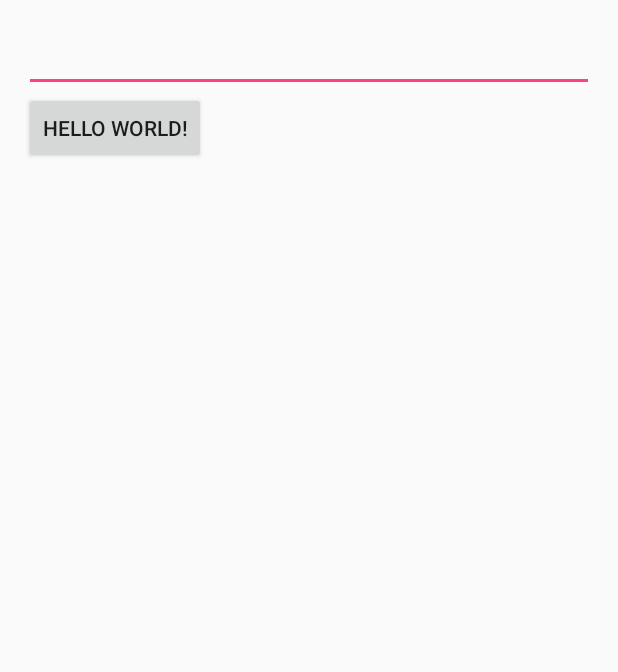
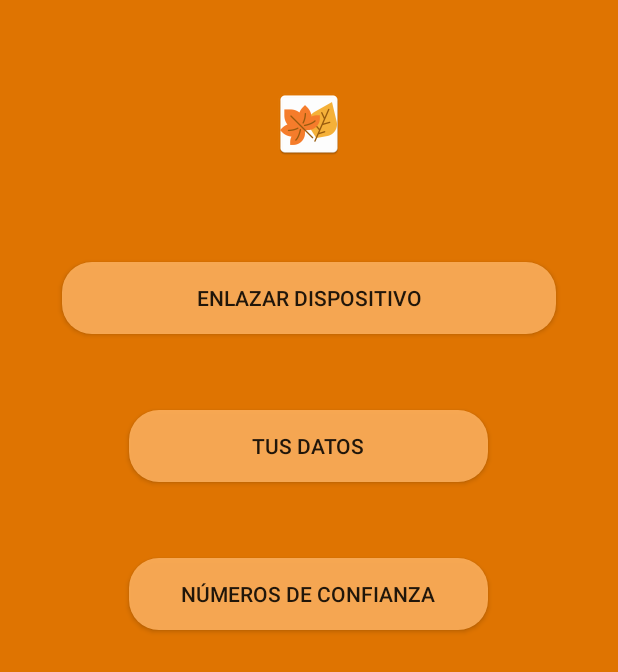
Before and after one commit to Karmineitor/FallOk, an Android app: the layout activity_main.xml on its own in the app's theme, with its tools: preview values and no code run, on a phone screen of 412 x 824 dp. Shown: the top 672 px of the screen. Run offline under Robolectric (Android 15) with nearby library versions, the phone set to English and light mode, and no system bars.

Commit message:
DudeReallyIdk
Se agregan archivos del layout que no se guardaron en la carga inicial.

```diff
--- /dev/null
+++ b/T04a.02-Exercise-StartNewActivity/app/src/main/res/drawable/boton.xml
@@ -0,0 +1,14 @@
+<?xml version="1.0" encoding="utf-8"?>
+<shape xmlns:android="http://schemas.android.com/apk/res/android"
+    android:shape="rectangle">
+
+    <corners android:radius="20dp"/> // if you want clear round shape then make radius size is half of your  button`s height.
+    <solid android:color="#EEFFFFFF"/> // Button Colour
+    <padding
+        android:bottom="5dp"
+        android:left="10dp"
+        android:right="10dp"
+        android:top="5dp"
+        />
+
+</shape>
--- a/T04a.02-Exercise-StartNewActivity/app/src/main/res/layout/activity_main.xml
+++ b/T04a.02-Exercise-StartNewActivity/app/src/main/res/layout/activity_main.xml
@@ -6,21 +6,57 @@
     android:layout_width="match_parent"
     android:layout_height="match_parent"
     android:orientation="vertical"
+    android:background="@color/colorPrimarySoft"
     android:paddingBottom="@dimen/activity_vertical_margin"
     android:paddingLeft="@dimen/activity_horizontal_margin"
     android:paddingRight="@dimen/activity_horizontal_margin"
     android:paddingTop="@dimen/activity_vertical_margin"
-    tools:context=".MainActivity">
+    tools:context=".MainActivity"
+    android:weightSum="1">
 
-    <EditText
-        android:id="@+id/et_text_entry"
-        android:layout_width="match_parent"
-        android:layout_height="wrap_content"/>
+    <ImageView
+        android:layout_width="143dp"
+        android:layout_height="0dp"
+        android:src="@mipmap/hojas"
+        android:layout_gravity="center"
+        android:scaleType="center"
+        android:layout_weight="0.27" />
 
     <Button
         android:id="@+id/b_do_something_cool"
-        android:layout_width="wrap_content"
+        android:backgroundTint="@color/colorPrimary"
+        android:layout_marginTop="15dp"
+        android:layout_margin="25dp"
+        android:layout_width="match_parent"
         android:layout_height="wrap_content"
-        android:text="Hello World!"/>
+        android:text="Enlazar dispositivo"
+        android:background="@drawable/boton"
+        android:layout_gravity="center"
+        />
+
+    <Button
+        android:id="@+id/b_Datos"
+        android:layout_width="239dp"
+        android:layout_height="wrap_content"
+        android:layout_margin="25dp"
+        android:background="@drawable/boton"
+        android:backgroundTint="@color/colorPrimary"
+        android:text="Tus Datos"
+        android:layout_gravity="center"
+        />
+
+    <Button
+        android:id="@+id/b_NConfianza"
+        android:layout_width="239dp"
+        android:layout_gravity="center"
+        android:layout_height="wrap_content"
+        android:layout_margin="25dp"
+        android:layout_marginTop="15dp"
+        android:background="@drawable/boton"
+        android:onClick="onClickOpenNumerosButton"
+        android:backgroundTint="@color/colorPrimary"
+        android:text="Números de confianza"
+        />
+
 
 </LinearLayout>
--- a/T04a.02-Exercise-StartNewActivity/app/src/main/res/values/colors.xml
+++ b/T04a.02-Exercise-StartNewActivity/app/src/main/res/values/colors.xml
@@ -15,7 +15,9 @@
   limitations under the License.
 -->
 <resources>
-    <color name="colorPrimary">#3F51B5</color>
-    <color name="colorPrimaryDark">#303F9F</color>
+    <color name="colorPrimarySoft">#DF7401</color>
+    <color name="colorPrimary">#FAAC58</color>
+    <color name="colorPrimaryDark">#FAAC58</color>
     <color name="colorAccent">#FF4081</color>
+    <color name="white">#F8FBEF</color>
 </resources>
--- a/T04a.02-Exercise-StartNewActivity/app/src/main/res/values/strings.xml
+++ b/T04a.02-Exercise-StartNewActivity/app/src/main/res/values/strings.xml
@@ -15,4 +15,5 @@
 -->
 <resources>
     <string name="app_name">Explicit Intent</string>
+    <string name="prender_bt">Prender Bt</string>
 </resources>
```
Also changed, not shown: T04a.02-Exercise-StartNewActivity/app/src/main/res/drawable/ic_save_black_24dp.xml (added, +9 -0 lines), T04a.02-Exercise-StartNewActivity/app/src/main/res/layout/bluetooth.xml (added, +52 -0 lines), T04a.02-Exercise-StartNewActivity/app/src/main/res/layout/carga_numeros.xml (added, +75 -0 lines), T04a.02-Exercise-StartNewActivity/app/src/main/res/layout/getdatos.xml (added, +111 -0 lines), T04a.02-Exercise-StartNewActivity/app/src/main/res/layout/splash.xml (added, +9 -0 lines), T04a.02-Exercise-StartNewActivity/app/src/main/res/mipmap-hdpi/hojas.png (added), T04a.02-Exercise-StartNewActivity/app/src/main/res/mipmap-mdpi/hojas.png (added), T04a.02-Exercise-StartNewActivity/app/src/main/res/mipmap-xhdpi/hojas.png (added), T04a.02-Exercise-StartNewActivity/app/src/main/res/mipmap-xxhdpi/hojas.png (added), T04a.02-Exercise-StartNewActivity/app/src/main/res/mipmap-xxxhdpi/hojas.png (added).
